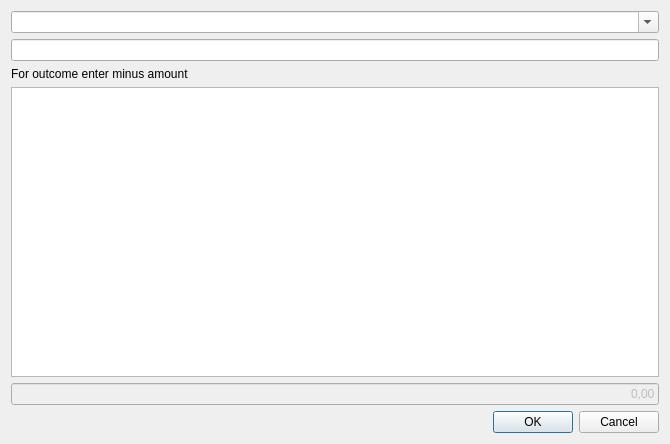
Before: the Qt Designer form form/TransferIncomeOutcomeEd.ui in lukasszz/savings, drawn with Qt 5.
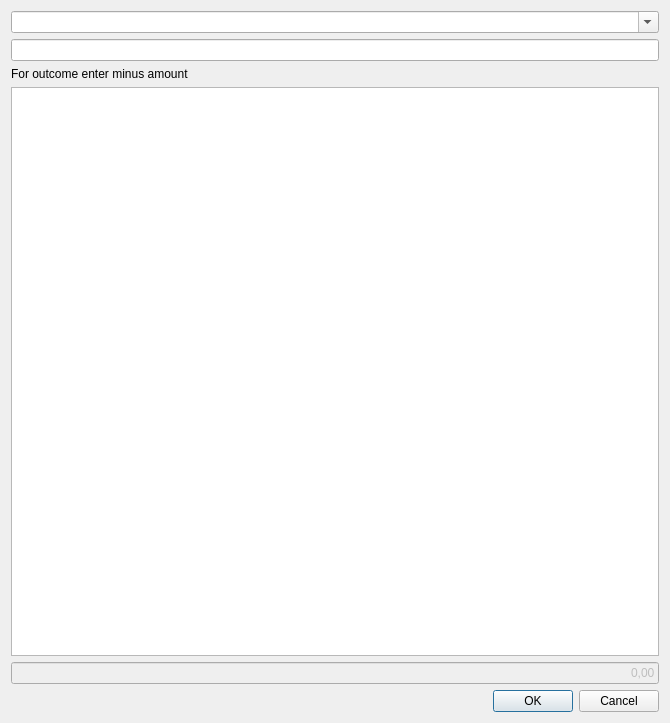
After: the same form once the commit is applied.

Commit message: Main window rebuild UI

The edit to the form file:
```diff
--- a/form/TransferIncomeOutcomeEd.ui
+++ b/form/TransferIncomeOutcomeEd.ui
@@ -7,9 +7,21 @@
     <x>0</x>
     <y>0</y>
     <width>670</width>
-    <height>444</height>
+    <height>723</height>
    </rect>
   </property>
+  <property name="sizePolicy">
+   <sizepolicy hsizetype="Fixed" vsizetype="Fixed">
+    <horstretch>0</horstretch>
+    <verstretch>0</verstretch>
+   </sizepolicy>
+  </property>
+  <property name="baseSize">
+   <size>
+    <width>0</width>
+    <height>0</height>
+   </size>
+  </property>
   <property name="windowTitle">
    <string>Income/Outcome</string>
   </property>
@@ -42,7 +54,14 @@
     </widget>
    </item>
    <item>
-    <widget class="QTableView" name="budget_table"/>
+    <widget class="QTableView" name="budget_table">
+     <property name="sizePolicy">
+      <sizepolicy hsizetype="Expanding" vsizetype="Expanding">
+       <horstretch>0</horstretch>
+       <verstretch>0</verstretch>
+      </sizepolicy>
+     </property>
+    </widget>
    </item>
    <item>
     <widget class="QLineEdit" name="sum">
```
The commit also changes 5 other files.
